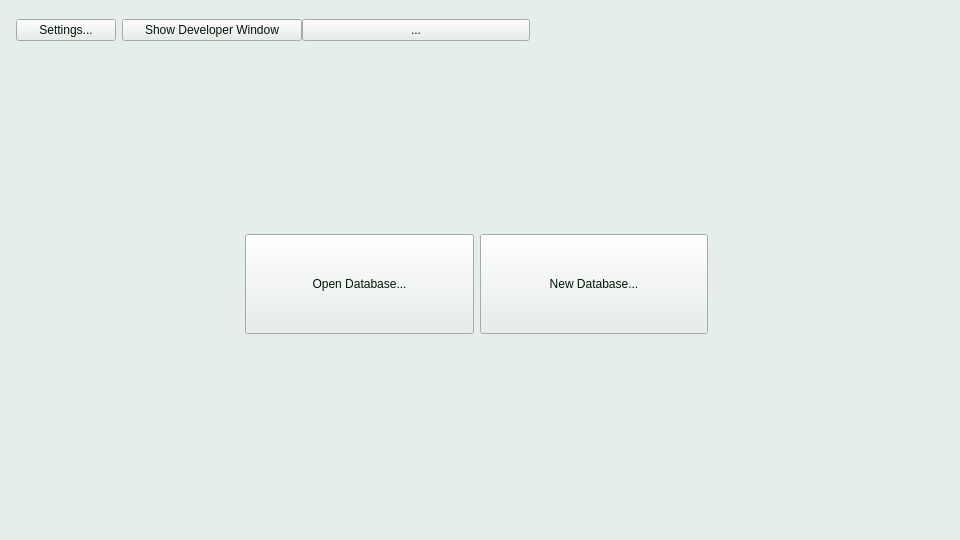
Old version of the form classes/frontendClasses/launcherwindow.ui in the repository DefinitelyNotSimon13/Apos.
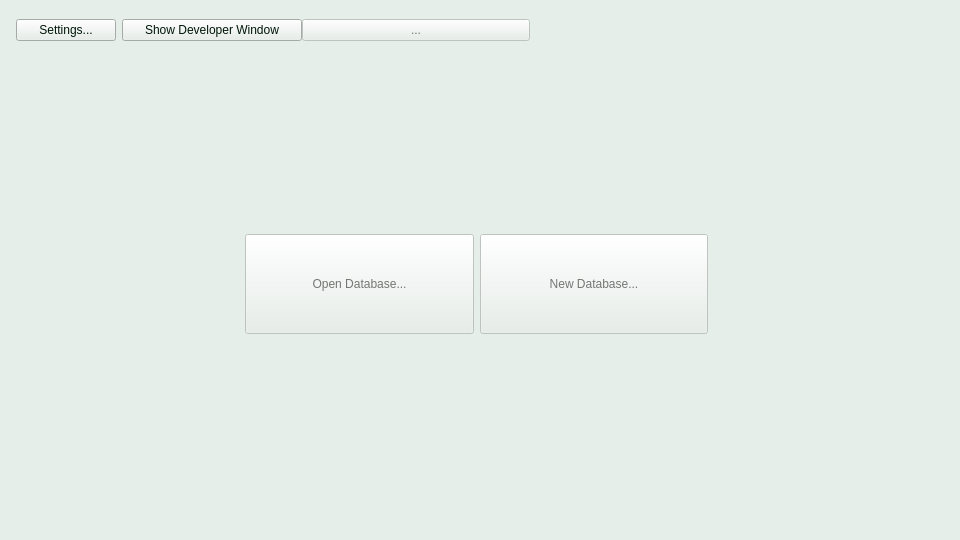
New version of the form. Icons and pictures are not drawn.

What changed in the file:
```diff
--- a/classes/frontendClasses/launcherwindow.ui
+++ b/classes/frontendClasses/launcherwindow.ui
@@ -601,7 +601,7 @@
     <normaloff>:/icon/images/APOS-ICON.ico</normaloff>:/icon/images/APOS-ICON.ico</iconset>
   </property>
   <widget class="QWidget" name="centralwidget">
-   <widget class="QWidget" name="">
+   <widget class="QWidget" name="layoutWidget">
     <property name="geometry">
      <rect>
       <x>16</x>
@@ -658,6 +658,9 @@
           </property>
          </widget>
          <widget class="QToolButton" name="toolButton">
+          <property name="enabled">
+           <bool>false</bool>
+          </property>
           <property name="text">
            <string>...</string>
           </property>
@@ -709,6 +712,9 @@
        </item>
        <item>
         <widget class="QPushButton" name="btnOpenDatabase">
+         <property name="enabled">
+          <bool>false</bool>
+         </property>
          <property name="sizePolicy">
           <sizepolicy hsizetype="Expanding" vsizetype="Expanding">
            <horstretch>0</horstretch>
@@ -728,6 +734,9 @@
        </item>
        <item>
         <widget class="QPushButton" name="btnNewDatabase">
+         <property name="enabled">
+          <bool>false</bool>
+         </property>
          <property name="sizePolicy">
           <sizepolicy hsizetype="Expanding" vsizetype="Expanding">
            <horstretch>0</horstretch>
```
Left out of the diff: 3 changed lines with no effect on the pictures.
